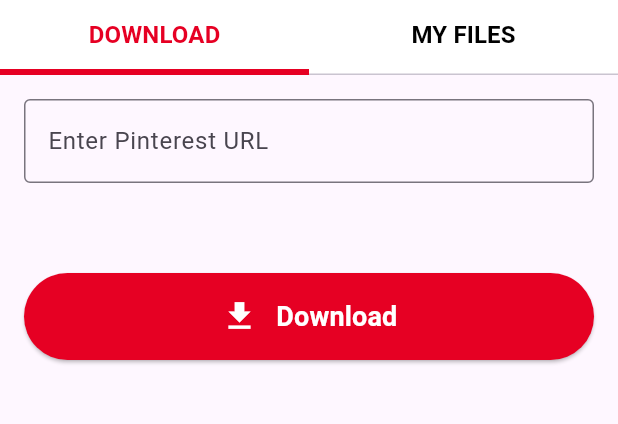
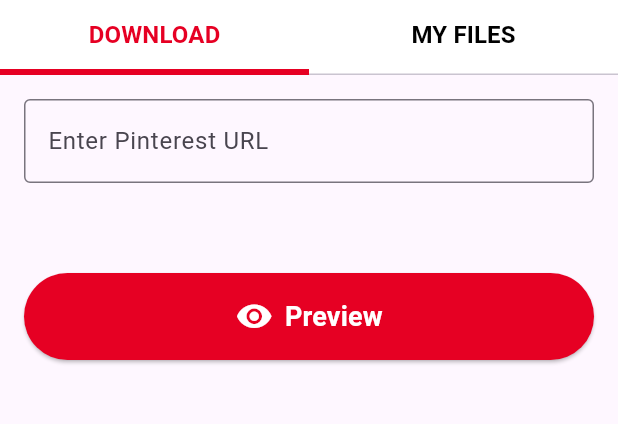
Before and after one commit to saqibullah4116/pinterest_downloader, a Flutter app: the screen it shows after launch, on a phone screen of 412 x 824 dp, the part 84-508 px from its top. Run offline on Flutter 3.47's test engine with Material 3 defaults, Android fonts, the light colour scheme and no system bars; our stand-ins replace cached_network_image, dio, permission_handler.

Commit message:
completing the image download successfully

```diff
--- /dev/null
+++ b/lib/provider/preview_provider.dart
@@ -0,0 +1,60 @@
+import 'package:flutter/material.dart';
+import 'package:dio/dio.dart';
+
+class PreviewProvider with ChangeNotifier {
+  bool _isFetchingPreview = false;
+  String _previewStatus = '';
+  String? _previewImageUrl;
+  String? _mediaType;
+
+  bool get isFetchingPreview => _isFetchingPreview;
+  String get previewStatus => _previewStatus;
+  String? get previewImageUrl => _previewImageUrl;
+  String? get mediaType => _mediaType;
+
+  final Dio _dio = Dio();
+
+  Future<void> fetchPreview(String url) async {
+    _isFetchingPreview = true;
+    _previewStatus = 'Fetching preview...';
+    _previewImageUrl = null;
+    _mediaType = null;
+    notifyListeners();
+
+    try {
+      final response = await _dio.get(
+        'https://pinterest-downloader-backend-1.onrender.com/api/v1/pinterest/preview',
+        queryParameters: {'url': url},
+        options: Options(headers: {'Content-Type': 'application/json'}),
+      );
+
+      if (response.statusCode == 200) {
+        final data = response.data;
+        if (data['success'] == true) {
+          _previewImageUrl = data['data']['previewImageUrl'];
+          _mediaType = data['data']['mediaType'];
+          _previewStatus = 'Preview fetched successfully!';
+        } else {
+          _previewStatus = 'Failed to fetch preview: ${data['message']}';
+        }
+      } else {
+        _previewStatus = 'Failed to fetch preview: ${response.statusMessage}';
+      }
+    } on DioException catch (e) {
+      _previewStatus = 'Error: ${e.message}';
+    } catch (e) {
+      _previewStatus = 'Unexpected error: $e';
+    } finally {
+      _isFetchingPreview = false;
+      notifyListeners();
+    }
+  }
+
+  void resetPreview() {
+    _isFetchingPreview = false;
+    _previewStatus = '';
+    _previewImageUrl = null;
+    _mediaType = null;
+    notifyListeners();
+  }
+}
--- a/lib/screens/download_screen.dart
+++ b/lib/screens/download_screen.dart
@@ -3,8 +3,7 @@
 import 'package:pinterest_downloader/provider/download_provider.dart';
 import 'package:provider/provider.dart';
 import '../utils/constants.dart';
-
-
+import '../provider/preview_provider.dart'; // For preview functionality
 
 class DownloadScreen extends StatelessWidget {
   const DownloadScreen({super.key});
@@ -12,11 +11,12 @@
   @override
   Widget build(BuildContext context) {
     final TextEditingController _urlController = TextEditingController();
+    final previewProvider = Provider.of<PreviewProvider>(context);
     final downloadProvider = Provider.of<DownloadProvider>(context);
 
-    return SingleChildScrollView(
-      child: Padding(
-        padding: const EdgeInsets.all(16.0),
+    return Padding(
+      padding: const EdgeInsets.all(16.0),
+      child: SingleChildScrollView(
         child: Column(
           children: [
             TextField(
@@ -26,6 +26,122 @@
                 border: const OutlineInputBorder(),
               ),
             ),
+            const SizedBox(height: 20),
+            if (previewProvider.previewStatus.isNotEmpty)
+              Text(
+                previewProvider.previewStatus,
+                style: TextStyle(
+                  color:
+                      previewProvider.previewStatus.contains('Error')
+                          ? Colors.red
+                          : Colors.green,
+                  fontWeight: FontWeight.bold,
+                ),
+              ),
+            const SizedBox(height: 20),
+            if (previewProvider.previewImageUrl != null &&
+                previewProvider.mediaType != null)
+              MediaPreview(
+                mediaUrl: previewProvider.previewImageUrl!,
+                mediaType: previewProvider.mediaType!,
+              ),
+            const SizedBox(height: 20),
+            if (previewProvider.previewImageUrl == null)
+              SizedBox(
+                width: double.infinity,
+                child: ElevatedButton.icon(
+                  onPressed:
+                      previewProvider.isFetchingPreview
+                          ? null
+                          : () {
+                            final url = _urlController.text.trim();
+                            if (url.isNotEmpty) {
+                              previewProvider.fetchPreview(url);
+                            } else {
+                              ScaffoldMessenger.of(context).showSnackBar(
+                                const SnackBar(
+                                  content: Text('Please enter a valid URL'),
+                                ),
+                              );
+                            }
+                          },
+                  icon: const Icon(
+                    Icons.remove_red_eye,
+                    size: 25,
+                    color: Colors.white,
+                  ),
+                  label: const Text(
+                    'Preview',
+                    style: TextStyle(
+                      color: Colors.white,
+                      fontWeight: FontWeight.bold,
+                      fontSize: 18,
+                    ),
+                  ),
+                  style: ElevatedButton.styleFrom(
+                    backgroundColor: AppColors.pinterestRed,
+                    padding: const EdgeInsets.symmetric(vertical: 16),
+                  ),
+                ),
+              ),
+            if (previewProvider.previewImageUrl != null)
+              SizedBox(
+                width: double.infinity,
+                child: ElevatedButton.icon(
+                  onPressed:
+                      downloadProvider.isDownloading
+                          ? null
+                          : () {
+                            final url = _urlController.text.trim();
+                            final previewUrl = previewProvider.previewImageUrl;
+                            final mediaType = previewProvider.mediaType ?? '';
+
+                            if (mediaType == 'image' &&
+                                previewUrl != null &&
+                                previewUrl.isNotEmpty) {
+                              // If it's an image, use previewUrl directly
+                              downloadProvider.downloadFile(
+                                previewUrl,
+                                mediaType,
+                                previewUrl,
+                              );
+                            } else if (url.isNotEmpty) {
+                              // Otherwise, use user-entered URL
+                              downloadProvider.downloadFile(
+                                url,
+                                mediaType,
+                                previewUrl ?? '',
+                              );
+                            } else {
+                              ScaffoldMessenger.of(context).showSnackBar(
+                                const SnackBar(
+                                  content: Text(
+                                    'Please enter a valid URL or select an image',
+                                  ),
+                                ),
+                              );
+                            }
+                          },
+                  icon: const Icon(
+                    Icons.download,
+                    size: 25,
+                    color: Colors.white,
+                  ),
+                  label: const Text(
+                    'Download',
+                    style: TextStyle(
+                      color: Colors.white,
+                      fontWeight: FontWeight.bold,
+                      fontSize: 18,
+                    ),
+                  ),
+                  style: ElevatedButton.styleFrom(
+                    backgroundColor: AppColors.pinterestRed,
+                    padding: const EdgeInsets.symmetric(vertical: 16),
+                  ),
+                ),
+              ),
+
             const SizedBox(height: 20),
             if (downloadProvider.downloadStatus.isNotEmpty)
               Text(
@@ -38,54 +154,6 @@
                   fontWeight: FontWeight.bold,
                 ),
               ),
-            const SizedBox(height: 20),
-            if (downloadProvider.previewImageUrl != null &&
-                downloadProvider.mediaType != null)
-              MediaPreview(
-                mediaUrl: downloadProvider.previewImageUrl!,
-                mediaType: downloadProvider.mediaType!,
-              ),
-            const SizedBox(height: 20),
-            SizedBox(
-              width: double.infinity,
-              child: ElevatedButton(
-                onPressed:
-                    downloadProvider.isDownloading
-                        ? null
-                        : () {
-                          final url = _urlController.text.trim();
-                          if (url.isNotEmpty) {
-                            downloadProvider.fetchPreview(url);
-                          } else {
-                            ScaffoldMessenger.of(context).showSnackBar(
-                              const SnackBar(
-                                content: Text('Please enter a valid URL'),
-                              ),
-                            );
-                          }
-                        },
-                style: ElevatedButton.styleFrom(
-                  backgroundColor: AppColors.pinterestRed,
-                  padding: const EdgeInsets.symmetric(vertical: 16),
-                ),
-                child: Row(
-                  // Add the `child` parameter here
-                  mainAxisAlignment: MainAxisAlignment.center,
-                  children: [
-                    const Icon(Icons.download, color: Colors.white, size: 25),
-                    const SizedBox(width: 12),
-                    Text(
-                      AppStrings.downloadButton,
-                      style: const TextStyle(
-                        color: Colors.white,
-                        fontWeight: FontWeight.bold,
-                        fontSize: 18,
-                      ),
-                    ),
-                  ],
-                ),
-              ),
-            ),
           ],
         ),
       ),
```
Also changed, not shown: lib/components/url_input_widget.dart (added, +56 -0 lines), lib/main.dart (+10 -6 lines), lib/provider/download_provider.dart (+90 -42 lines), lib/utils/permission_handler.dart (added, +23 -0 lines), 1 other file.
